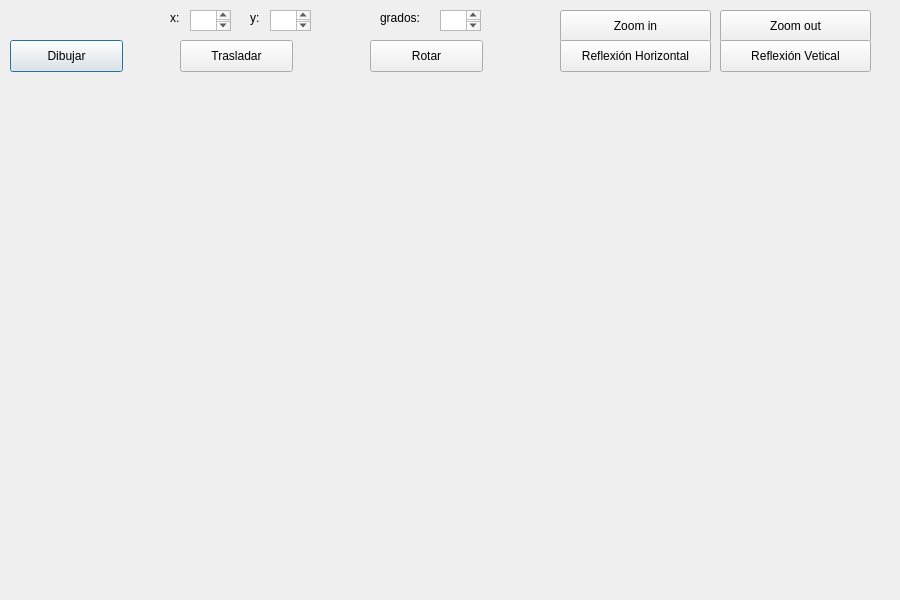
Above: Pruebas-Tarea-5/prismatri.ui from danielroa98/Quinto-Semestre before the change. Below: the same form after it.
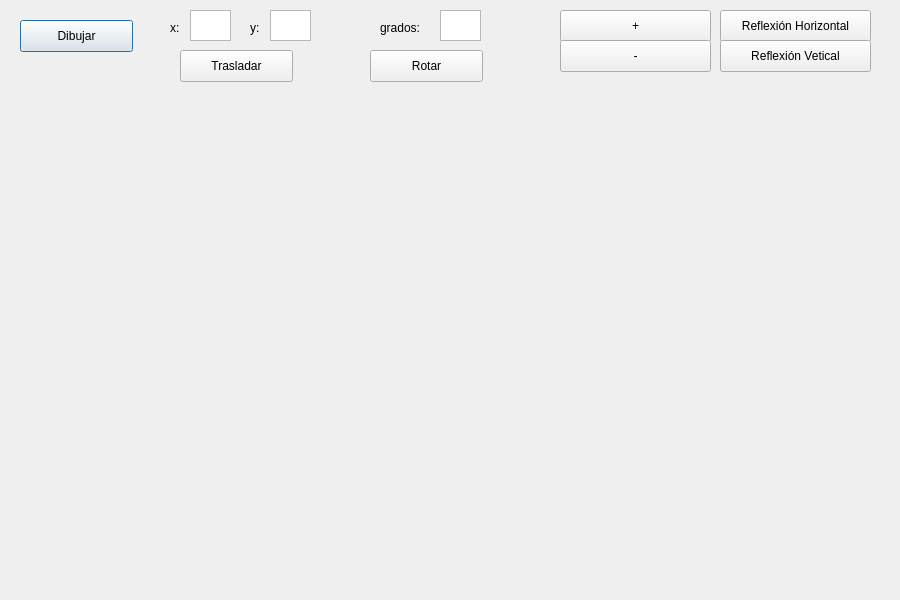
That is the form after the change.

```diff
--- a/Pruebas-Tarea-5/prismatri.ui
+++ b/Pruebas-Tarea-5/prismatri.ui
@@ -16,8 +16,8 @@
   <widget class="QPushButton" name="pushButton">
    <property name="geometry">
     <rect>
-     <x>10</x>
-     <y>40</y>
+     <x>20</x>
+     <y>20</y>
      <width>113</width>
      <height>32</height>
     </rect>
@@ -30,7 +30,7 @@
    <property name="geometry">
     <rect>
      <x>170</x>
-     <y>10</y>
+     <y>20</y>
      <width>41</width>
      <height>16</height>
     </rect>
@@ -43,7 +43,7 @@
    <property name="geometry">
     <rect>
      <x>250</x>
-     <y>10</y>
+     <y>20</y>
      <width>51</width>
      <height>16</height>
     </rect>
@@ -58,7 +58,7 @@
      <x>270</x>
      <y>10</y>
      <width>41</width>
-     <height>21</height>
+     <height>31</height>
     </rect>
    </property>
   </widget>
@@ -66,7 +66,7 @@
    <property name="geometry">
     <rect>
      <x>180</x>
-     <y>40</y>
+     <y>50</y>
      <width>113</width>
      <height>32</height>
     </rect>
@@ -81,7 +81,7 @@
      <x>190</x>
      <y>10</y>
      <width>41</width>
-     <height>21</height>
+     <height>31</height>
     </rect>
    </property>
   </widget>
@@ -95,14 +95,14 @@
     </rect>
    </property>
    <property name="text">
-    <string>Zoom in</string>
+    <string>+</string>
    </property>
   </widget>
   <widget class="QPushButton" name="pushButton_3">
    <property name="geometry">
     <rect>
      <x>370</x>
-     <y>40</y>
+     <y>50</y>
      <width>113</width>
      <height>32</height>
     </rect>
@@ -114,8 +114,8 @@
   <widget class="QPushButton" name="pushButton_6">
    <property name="geometry">
     <rect>
-     <x>560</x>
-     <y>40</y>
+     <x>720</x>
+     <y>10</y>
      <width>151</width>
      <height>32</height>
     </rect>
@@ -127,14 +127,14 @@
   <widget class="QPushButton" name="pushButton_4">
    <property name="geometry">
     <rect>
-     <x>720</x>
-     <y>10</y>
+     <x>560</x>
+     <y>40</y>
      <width>151</width>
      <height>32</height>
     </rect>
    </property>
    <property name="text">
-    <string>Zoom out</string>
+    <string>-</string>
    </property>
   </widget>
   <widget class="QPushButton" name="pushButton_7">
@@ -156,7 +156,7 @@
      <x>440</x>
      <y>10</y>
      <width>41</width>
-     <height>21</height>
+     <height>31</height>
     </rect>
    </property>
   </widget>
@@ -164,7 +164,7 @@
    <property name="geometry">
     <rect>
      <x>380</x>
-     <y>10</y>
+     <y>20</y>
      <width>51</width>
      <height>16</height>
     </rect>
```
